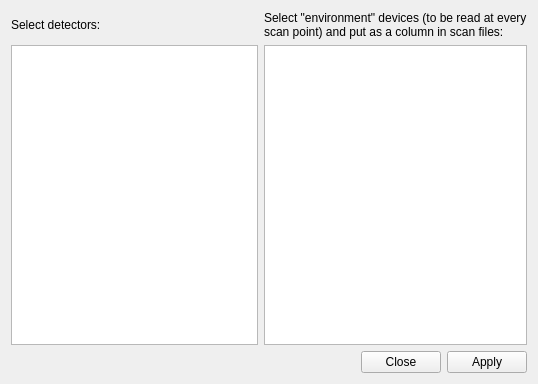
The window that nicos/clients/gui/panels/setup_detenv.ui (mlz-ictrl/nicos) describes before a commit, drawn with Qt 5.
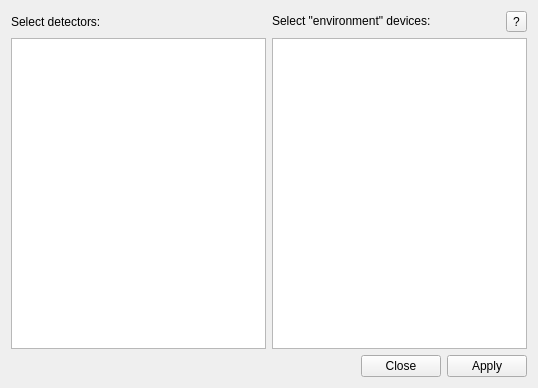
The same window after the commit.

Commit message:
gui: expand the description of "environment" devices
Since the new description is quite long, place it into a dialog
box and add a "help" button to show it.

```diff
--- a/nicos/clients/gui/panels/setup_detenv.ui
+++ b/nicos/clients/gui/panels/setup_detenv.ui
@@ -7,7 +7,7 @@
     <x>0</x>
     <y>0</y>
     <width>538</width>
-    <height>371</height>
+    <height>388</height>
    </rect>
   </property>
   <property name="windowTitle">
@@ -26,7 +26,7 @@
      <item row="0" column="1">
       <widget class="QLabel" name="label_10">
        <property name="text">
-        <string>&lt;html&gt;&lt;head/&gt;&lt;body&gt;&lt;p&gt;Select &amp;quot;environment&amp;quot; devices (to be read at every&lt;br/&gt;scan point) and put as a column in scan files:&lt;/p&gt;&lt;/body&gt;&lt;/html&gt;</string>
+        <string>&lt;html&gt;&lt;head/&gt;&lt;body&gt;&lt;p&gt;Select &amp;quot;environment&amp;quot; devices:&lt;/p&gt;&lt;/body&gt;&lt;/html&gt;</string>
        </property>
        <property name="wordWrap">
         <bool>false</bool>
@@ -43,7 +43,14 @@
        </property>
       </widget>
      </item>
-     <item row="1" column="1">
+     <item row="0" column="2">
+      <widget class="QToolButton" name="envHelpBtn">
+       <property name="text">
+        <string>?</string>
+       </property>
+      </widget>
+     </item>
+     <item row="1" column="1" colspan="2">
       <widget class="QListWidget" name="sampleenv"/>
      </item>
     </layout>
```
The commit also changes 1 other file.
